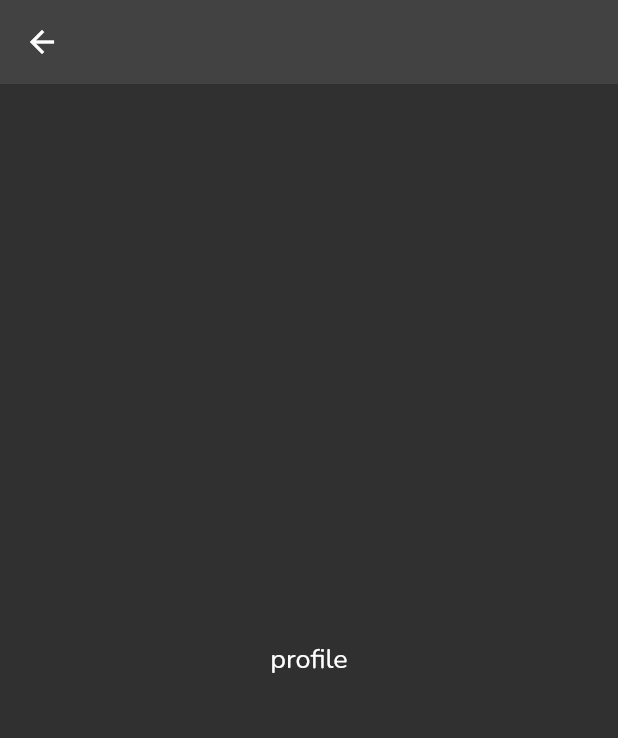
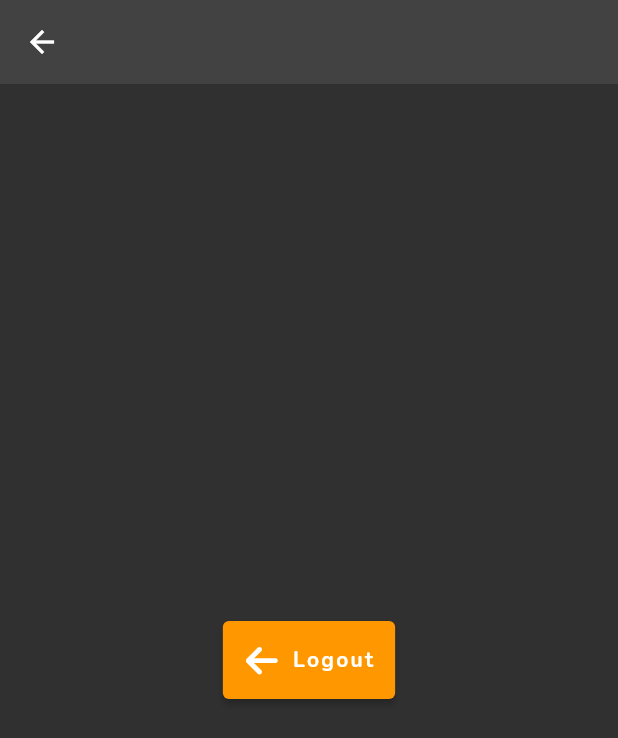
Before and after one commit to WladimirFilho/quizz_app_flutter, a Flutter app: the ProfileScreen screen opened by its route, on a phone screen of 412 x 824 dp. Shown: the top 738 px of the screen. Run offline on Flutter 3.47's test engine with Material 2 defaults, Android fonts, the phone set to English and light mode, and no system bars; our stand-ins replace firebase_auth, firebase_core, font_awesome_flutter, google_fonts; accounts and stored records are empty.

Commit message:
working on the login service

```diff
--- /dev/null
+++ b/lib/feutures/login/widgets/login_button.dart
@@ -0,0 +1,30 @@
+import 'package:flutter/material.dart';
+
+class LoginButton extends StatelessWidget {
+  final Color color;
+  final IconData icon;
+  final String text;
+
+  final Function()? onPressed;
+
+  const LoginButton({
+    Key? key,
+    required this.color,
+    required this.icon,
+    required this.text,
+    required this.onPressed,
+  }) : super(key: key);
+
+  @override
+  Widget build(BuildContext context) {
+    return ElevatedButton.icon(
+      icon: Icon(icon),
+      onPressed: onPressed,
+      label: Text(text),
+      style: TextButton.styleFrom(
+        foregroundColor: Colors.white,
+        backgroundColor: color,
+      ),
+    );
+  }
+}
--- a/lib/feutures/profile/profile_screen.dart
+++ b/lib/feutures/profile/profile_screen.dart
@@ -1,4 +1,7 @@
 import 'package:flutter/material.dart';
+import 'package:font_awesome_flutter/font_awesome_flutter.dart';
+import 'package:quizz_app/feutures/login/widgets/login_button.dart';
+import 'package:quizz_app/services/auth.dart';
 
 class ProfileScreen extends StatelessWidget {
   const ProfileScreen({Key? key}) : super(key: key);
@@ -8,7 +11,15 @@ class ProfileScreen extends StatelessWidget {
     return Scaffold(
       appBar: AppBar(),
       body: Center(
-        child: Text('profile'),
+        child: LoginButton(
+          color: Colors.orange,
+          text: 'Logout',
+          icon: FontAwesomeIcons.arrowLeft,
+          onPressed: () {
+            Navigator.of(context).pushNamed('/login');
+            Auth().signOut(context: context);
+          },
+        ),
       ),
     );
   }
--- a/lib/main.dart
+++ b/lib/main.dart
@@ -17,6 +17,7 @@ class MyApp extends StatelessWidget {
   @override
   Widget build(BuildContext context) {
     return MaterialApp(
+      debugShowCheckedModeBanner: false,
       theme: appTheme,
       routes: appRoutes,
       title: 'Quizz App',
--- a/lib/routes.dart
+++ b/lib/routes.dart
@@ -5,9 +5,9 @@ import 'package:quizz_app/feutures/profile/profile_screen.dart';
 import 'package:quizz_app/feutures/topics/topics_screen.dart';
 
 var appRoutes = {
-  '/home': (context) => const HomeScreen(),
+  '/': (context) => HomeScreen(),
   '/login': (context) => const LoginScreen(),
-  '/': (context) => const TopicsScreen(),
+  '/topics': (context) => const TopicsScreen(),
   '/about': (context) => const AboutScreen(),
   '/profile': (context) => const ProfileScreen(),
 };
--- a/lib/theme.dart
+++ b/lib/theme.dart
@@ -4,12 +4,19 @@ import 'package:google_fonts/google_fonts.dart';
 import 'no_transitions.dart';
 
 var appTheme = ThemeData(
+  elevatedButtonTheme: ElevatedButtonThemeData(
+      style: ElevatedButton.styleFrom(
+    padding: const EdgeInsets.all(14),
+    backgroundColor: Colors.orangeAccent,
+    foregroundColor: Colors.blue,
+  )),
   pageTransitionsTheme: PageTransitionsTheme(
     builders: {
       for (final platform in TargetPlatform.values) platform: const NoTransitions(),
     },
   ),
   appBarTheme: const AppBarTheme(
+    // backgroundColor: Colors.black87,
     elevation: 0,
   ),
   fontFamily: GoogleFonts.nunito().fontFamily,
```
Also changed, not shown: lib/feutures/home/home_screen.dart (+13 -6 lines), lib/feutures/login/login_screen.dart (+14 -2 lines), lib/services/auth.dart (+58 -7 lines).
